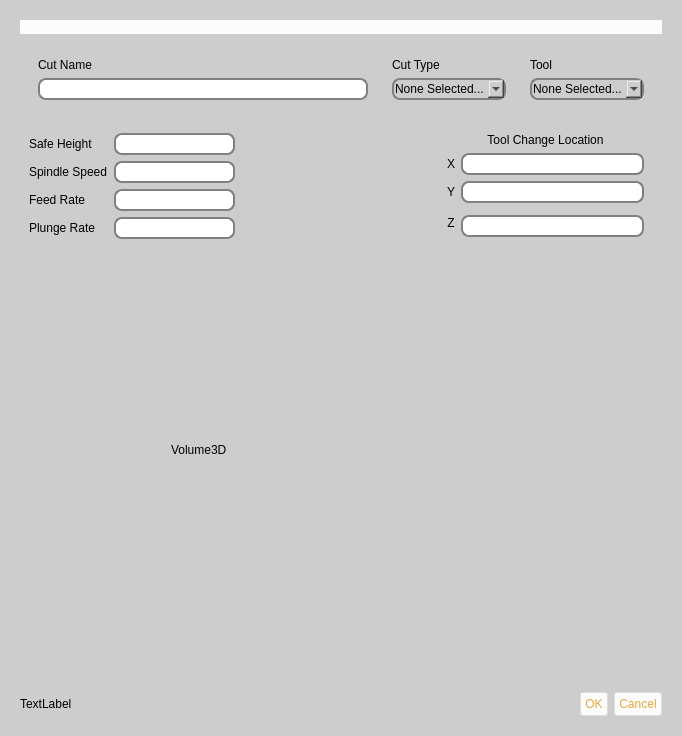
DougCoffland/FreeCADGCodeWB, file buildbotics/resources/ui/cut.ui: the form before one commit.
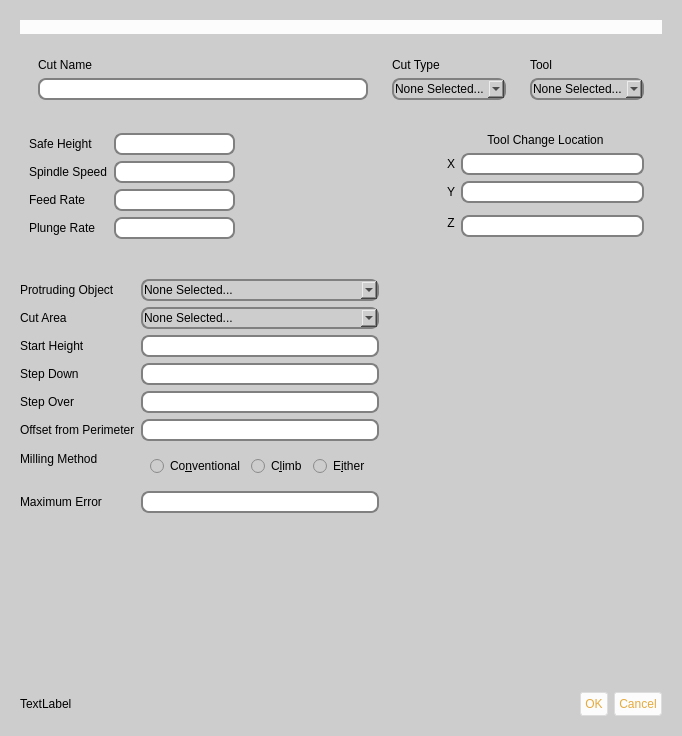
The form after the commit. The open tabs and pages were chosen to show the change. Icons and pictures are not drawn.

Commit message: implemented volume3D, changed PropertyLength to PropertyDistance so I could assign negative numbers to properties

Patch:
```diff
--- a/buildbotics/resources/ui/cut.ui
+++ b/buildbotics/resources/ui/cut.ui
@@ -2122,19 +2122,193 @@
       </layout>
      </widget>
      <widget class="QWidget" name="page_8">
-      <widget class="QLabel" name="label_23">
-       <property name="geometry">
-        <rect>
-         <x>160</x>
-         <y>170</y>
-         <width>67</width>
-         <height>19</height>
-        </rect>
-       </property>
-       <property name="text">
-        <string>Volume3D</string>
-       </property>
-      </widget>
+      <layout class="QHBoxLayout" name="horizontalLayout_24">
+       <item>
+        <layout class="QFormLayout" name="formLayout_7">
+         <item row="0" column="0">
+          <widget class="QLabel" name="volume3DObjectToCutL">
+           <property name="text">
+            <string>Protruding Object</string>
+           </property>
+          </widget>
+         </item>
+         <item row="0" column="1">
+          <widget class="QComboBox" name="volume3DObjectToCutCB">
+           <property name="toolTip">
+            <string>Select the object that defines the
+perimeter(s) of the objects(s)
+to be left uncut.</string>
+           </property>
+           <item>
+            <property name="text">
+             <string>None Selected...</string>
+            </property>
+           </item>
+          </widget>
+         </item>
+         <item row="2" column="0">
+          <widget class="QLabel" name="volume3DStartHeightL">
+           <property name="text">
+            <string>Start Height</string>
+           </property>
+          </widget>
+         </item>
+         <item row="2" column="1">
+          <widget class="QLineEdit" name="volume3DStartHeightE">
+           <property name="toolTip">
+            <string>Specifies the height relative to the Z-axis
+origin were cutting starts.</string>
+           </property>
+          </widget>
+         </item>
+         <item row="3" column="0">
+          <widget class="QLabel" name="volume3DStepDownL">
+           <property name="text">
+            <string>Step Down</string>
+           </property>
+          </widget>
+         </item>
+         <item row="3" column="1">
+          <widget class="QLineEdit" name="volume3DStepDownE">
+           <property name="toolTip">
+            <string>Enter the distance to step down
+with each pass.</string>
+           </property>
+          </widget>
+         </item>
+         <item row="4" column="0">
+          <widget class="QLabel" name="volume3DStepOverL">
+           <property name="text">
+            <string>Step Over</string>
+           </property>
+          </widget>
+         </item>
+         <item row="4" column="1">
+          <widget class="QLineEdit" name="volume3DStepOverE">
+           <property name="toolTip">
+            <string>Enter the distance to step over
+with each pass.</string>
+           </property>
+          </widget>
+         </item>
+         <item row="5" column="0">
+          <widget class="QLabel" name="volume3DOffsetFromPerimeterL">
+           <property name="text">
+            <string>Offset from Perimeter</string>
+           </property>
+          </widget>
+         </item>
+         <item row="5" column="1">
+          <widget class="QLineEdit" name="volume3DOffsetFromPerimeterE">
+           <property name="toolTip">
+            <string>The distance that the edge of the cut
+will be from the perimeter.
+A value of zero means that
+the center of the bit will be
+on the perimeter.</string>
+           </property>
+          </widget>
+         </item>
+         <item row="6" column="0">
+          <widget class="QLabel" name="volume3DMillingMethodL">
+           <property name="text">
+            <string>Milling Method</string>
+           </property>
+          </widget>
+         </item>
+         <item row="6" column="1">
+          <widget class="QFrame" name="frame_28">
+           <property name="frameShape">
+            <enum>QFrame::StyledPanel</enum>
+           </property>
+           <property name="frameShadow">
+            <enum>QFrame::Raised</enum>
+           </property>
+           <layout class="QHBoxLayout" name="horizontalLayout_23">
+            <item>
+             <widget class="QRadioButton" name="volume3DConventionalRB">
+              <property name="toolTip">
+               <string>Cutting front edge turns away from the material.</string>
+              </property>
+              <property name="text">
+               <string>Co&amp;nventional</string>
+              </property>
+             </widget>
+            </item>
+            <item>
+             <widget class="QRadioButton" name="volume3DClimbRB">
+              <property name="toolTip">
+               <string>Cutting front edge turns towards the material.</string>
+              </property>
+              <property name="text">
+               <string>C&amp;limb</string>
+              </property>
+             </widget>
+            </item>
+            <item>
+             <widget class="QRadioButton" name="volume3DEitherRB">
+              <property name="toolTip">
+               <string>System chooses the milling method.</string>
+              </property>
+              <property name="text">
+               <string>E&amp;ither</string>
+              </property>
+             </widget>
+            </item>
+           </layout>
+          </widget>
+         </item>
+         <item row="7" column="0">
+          <widget class="QLabel" name="volume3DMaximumErrorL">
+           <property name="text">
+            <string>Maximum Error</string>
+           </property>
+          </widget>
+         </item>
+         <item row="7" column="1">
+          <widget class="QLineEdit" name="volume3DMaximumErrorE">
+           <property name="toolTip">
+            <string>The distance that bit can deviate from the exact path.
+Higher values greatly reduce the size of the
+resulting GCode file and reduce cutting time.</string>
+           </property>
+          </widget>
+         </item>
+         <item row="1" column="0">
+          <widget class="QLabel" name="volume3DCutAreaL">
+           <property name="text">
+            <string>Cut Area</string>
+           </property>
+          </widget>
+         </item>
+         <item row="1" column="1">
+          <widget class="QComboBox" name="volume3DCutAreaCB">
+           <property name="toolTip">
+            <string>Select the shape that will define the area to be cut.</string>
+           </property>
+           <item>
+            <property name="text">
+             <string>None Selected...</string>
+            </property>
+           </item>
+          </widget>
+         </item>
+        </layout>
+       </item>
+       <item>
+        <spacer name="horizontalSpacer_9">
+         <property name="orientation">
+          <enum>Qt::Horizontal</enum>
+         </property>
+         <property name="sizeHint" stdset="0">
+          <size>
+           <width>163</width>
+           <height>20</height>
+          </size>
+         </property>
+        </spacer>
+       </item>
+      </layout>
      </widget>
      <widget class="QWidget" name="page_9">
       <widget class="QLabel" name="label_24">
```
Left out of the diff: 2 changed lines with no effect on the pictures. The commit also changes 7 other files.
